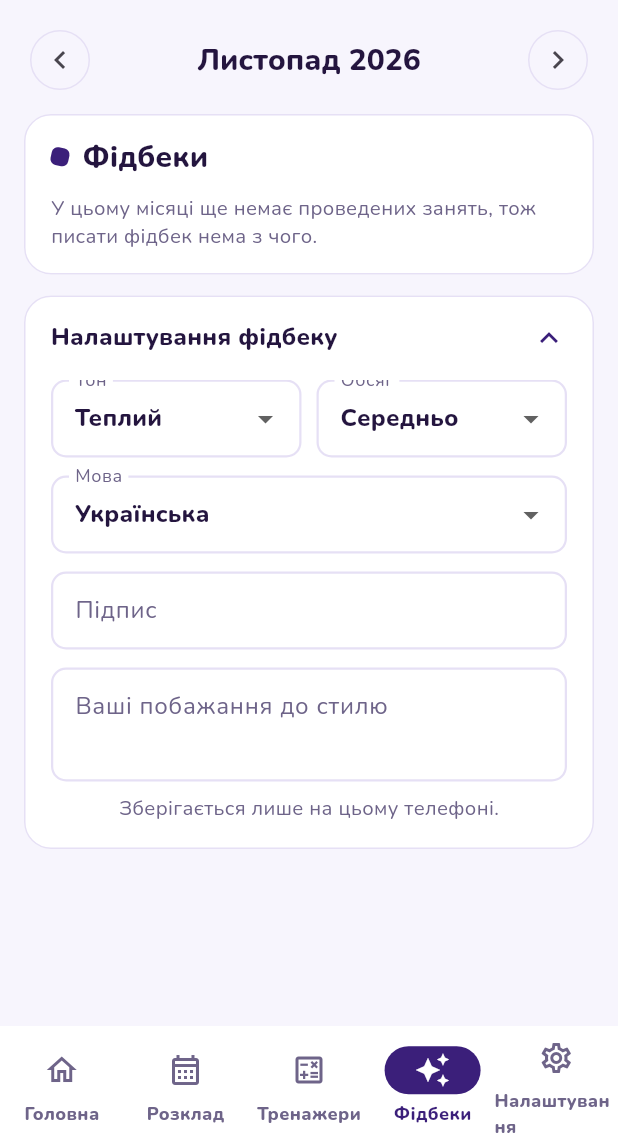
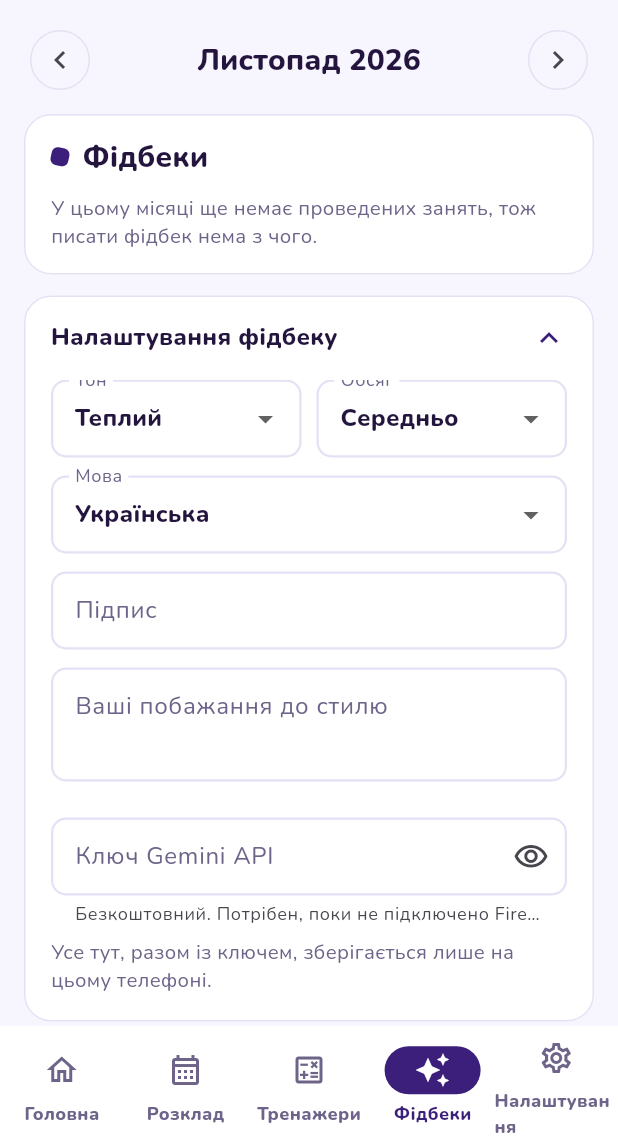
Before and after one commit to JuliaVushyvana/TechLog, a Flutter app: the FeedbackScreen screen opened by its route, after a tap on the "chevron left" icon, after a tap on the "chevron right" icon, after a tap on "Налаштування фідбеку", on a phone screen of 412 x 824 dp, the part 90-1236 px from its top. Run offline on Flutter 3.47's test engine with Material 3 defaults, Android fonts, the phone set to English and light mode, and no system bars; our stand-ins replace firebase_ai, firebase_core, fl_chart, flutter_riverpod, go_router, google_fonts and 2 more; accounts and stored records are empty.

Commit message:
AI-фідбек з ключем Gemini API (Google AI Studio), поки немає Firebase
Ключ вводиться в налаштуваннях фідбеку й зберігається лише на телефоні.

```diff
--- a/lib/data/models.dart
+++ b/lib/data/models.dart
@@ -233,6 +233,7 @@ class AiSettings {
     this.language = 'Українська',
     this.signature = '',
     this.extra = '',
+    this.apiKey = '',
   });
 
   String tone;
@@ -240,6 +241,9 @@ class AiSettings {
   String language;
   String signature;
   String extra;
+
+  /// Ключ Gemini API з Google AI Studio (лише на цьому телефоні, у коді його немає).
+  String apiKey;
 
   static const tones = {
     'Теплий': 'теплий, підтримуючий, дружній',
@@ -255,6 +259,7 @@ class AiSettings {
     'language': language,
     'signature': signature,
     'extra': extra,
+    'apiKey': apiKey,
   };
 
   factory AiSettings.fromJson(Map<String, dynamic> j) => AiSettings(
@@ -263,5 +268,6 @@ class AiSettings {
     language: j['language'] ?? 'Українська',
     signature: j['signature'] ?? '',
     extra: j['extra'] ?? '',
+    apiKey: j['apiKey'] ?? '',
   );
 }
--- a/lib/providers.dart
+++ b/lib/providers.dart
@@ -38,7 +38,10 @@ final deviceProvider = ChangeNotifierProvider<DeviceSettings>((ref) {
 /// true, якщо Firebase успішно ініціалізовано в main(). Підміняється там же.
 final firebaseReadyProvider = Provider<bool>((ref) => false);
 
-/// Генератор фідбеку: Gemini через Firebase AI Logic, якщо Firebase налаштовано.
-final feedbackAiProvider = Provider<FeedbackAi>(
-  (ref) => ref.watch(firebaseReadyProvider) ? const GeminiFeedbackAi() : const UnconfiguredAi(),
-);
+/// Генератор фідбеку: Gemini через Firebase AI Logic, якщо Firebase налаштовано;
+/// інакше — Gemini API з ключем з налаштувань фідбеку; інакше AI недоступний.
+final feedbackAiProvider = Provider<FeedbackAi>((ref) {
+  if (ref.watch(firebaseReadyProvider)) return const GeminiFeedbackAi();
+  final key = ref.watch(deviceProvider.select((d) => d.ai.apiKey));
+  return key.isNotEmpty ? GeminiKeyFeedbackAi(key) : const UnconfiguredAi();
+});
--- a/lib/ui/feedback/ai_settings_card.dart
+++ b/lib/ui/feedback/ai_settings_card.dart
@@ -17,11 +17,14 @@ class _AiSettingsCardState extends ConsumerState<AiSettingsCard> {
   late final AiSettings _ai = ref.read(deviceProvider).ai;
   late final _signature = TextEditingController(text: _ai.signature);
   late final _extra = TextEditingController(text: _ai.extra);
+  late final _key = TextEditingController(text: _ai.apiKey);
+  bool _showKey = false;
 
   @override
   void dispose() {
     _signature.dispose();
     _extra.dispose();
+    _key.dispose();
     super.dispose();
   }
 
@@ -45,6 +48,8 @@ class _AiSettingsCardState extends ConsumerState<AiSettingsCard> {
       child: Theme(
         data: Theme.of(context).copyWith(dividerColor: Colors.transparent),
         child: ExpansionTile(
+          // Без ключа (і без Firebase) картка відкрита, щоб було видно, куди його вставити.
+          initiallyExpanded: !ref.read(feedbackAiProvider).available,
           shape: const RoundedRectangleBorder(),
           tilePadding: const EdgeInsets.symmetric(horizontal: 18),
           childrenPadding: const EdgeInsets.fromLTRB(18, 0, 18, 18),
@@ -78,7 +83,26 @@ class _AiSettingsCardState extends ConsumerState<AiSettingsCard> {
               onChanged: (v) => _update((a) => a.extra = v.trim()),
             ),
             const SizedBox(height: 8),
-            const MutedText('Зберігається лише на цьому телефоні.'),
+            const SizedBox(height: 16),
+            TextField(
+              controller: _key,
+              obscureText: !_showKey,
+              autocorrect: false,
+              enableSuggestions: false,
+              decoration: InputDecoration(
+                labelText: 'Ключ Gemini API',
+                hintText: 'Вставте ключ з aistudio.google.com/apikey',
+                helperText: 'Безкоштовний. Потрібен, поки не підключено Firebase.',
+                suffixIcon: IconButton(
+                  tooltip: _showKey ? 'Сховати' : 'Показати',
+                  icon: Icon(_showKey ? Icons.visibility_off_outlined : Icons.visibility_outlined),
+                  onPressed: () => setState(() => _showKey = !_showKey),
+                ),
+              ),
+              onChanged: (v) => _update((a) => a.apiKey = v.trim()),
+            ),
+            const SizedBox(height: 8),
+            const MutedText('Усе тут, разом із ключем, зберігається лише на цьому телефоні.'),
           ],
         ),
       ),
--- a/lib/ui/feedback/feedback_screen.dart
+++ b/lib/ui/feedback/feedback_screen.dart
@@ -88,7 +88,8 @@ class _FeedbackScreenState extends ConsumerState<FeedbackScreen> {
       if (mounted && _loadedKey == '${s.id}|${data.month}') _text.text = text.trim();
       return true;
     } catch (e) {
-      if (mounted) _snack(e is AiUnavailable ? '$e' : 'Не вдалося згенерувати фідбек: $e');
+      final reason = '$e'.replaceFirst('Exception: ', '');
+      if (mounted) _snack(e is AiUnavailable ? reason : 'Не вдалося згенерувати фідбек: $reason');
       return false;
     } finally {
       if (mounted) setState(() => _busy.remove(s.id));
@@ -154,8 +155,9 @@ class _FeedbackScreenState extends ConsumerState<FeedbackScreen> {
             padding: const EdgeInsets.all(14),
             decoration: BoxDecoration(color: tl.warn, borderRadius: BorderRadius.circular(14)),
             child: const Text(
-              'AI ще не підключено (потрібен Firebase). Поки що натисніть «Скопіювати запит», '
-              'вставте його в чат з AI, а готовий текст — у поле фідбеку. Він збережеться в архів учня.',
+              'AI ще не підключено. Вставте безкоштовний ключ Gemini API у «Налаштуваннях фідбеку» внизу '
+              '(його можна отримати на aistudio.google.com/apikey). Або натисніть «Скопіювати запит», '
+              'вставте його в чат з AI, а готовий текст — у поле фідбеку.',
             ),
           ),
         if (list.isEmpty)
--- a/pubspec.yaml
+++ b/pubspec.yaml
@@ -47,6 +47,7 @@ dependencies:
   collection: ^1.19.1
   firebase_core: ^5.2.0
   firebase_ai: ^5.2.0
+  http: ^1.6.0
 
 dev_dependencies:
   flutter_test:
```
Also changed, not shown: lib/data/gemini_ai.dart (+55 -1 lines), pubspec.lock, 1 other file.
